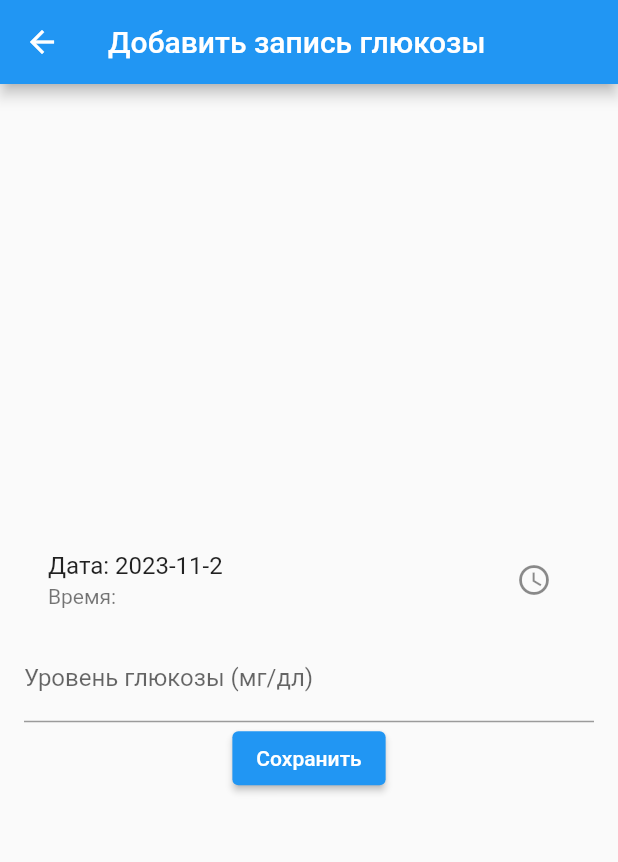
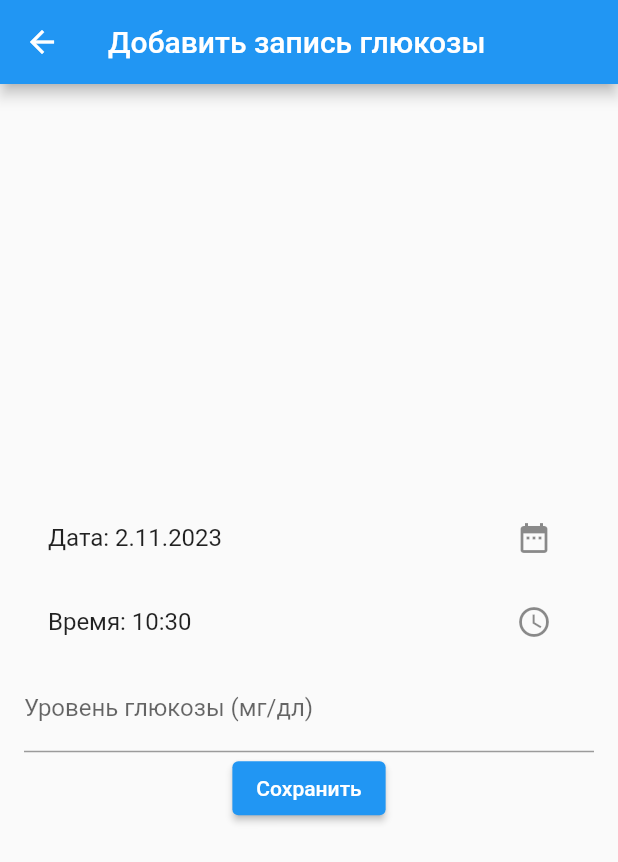
Before and after one commit to HipsterOK/MySugar, a Flutter app: the screen it shows after launch, after a tap on the "add" icon, on a phone screen of 412 x 824 dp. Shown: the top 862 px of the screen. Run offline on Flutter 3.47's test engine with Material 2 defaults, Android fonts, the phone set to English and light mode, and no system bars; our stand-ins replace flutter_datetime_picker.

Commit message:
Base Template

```diff
--- a/lib/main.dart
+++ b/lib/main.dart
@@ -44,7 +44,7 @@ class MyHomePage extends StatefulWidget {
 class _MyHomePageState extends State<MyHomePage> {
   List<DiabetesEntry> entries = [];
   DateTime selectedDate = DateTime.now();
-  String selectedTime = '';
+  String selectedTime = "${TimeOfDay.now().hour}:${TimeOfDay.now().minute}";
 
   void addEntry(DiabetesEntry entry) {
     setState(() {
@@ -54,7 +54,8 @@ class _MyHomePageState extends State<MyHomePage> {
   }
 
   List<DiabetesEntry> getEntriesForSelectedDate() {
-    final formattedDate = "${selectedDate.year}-${selectedDate.month}-${selectedDate.day}";
+    final formattedDate =
+        "${selectedDate.day}.${selectedDate.month}.${selectedDate.year}";
     return entries.where((entry) => entry.date == formattedDate).toList();
   }
 
@@ -64,17 +65,6 @@ class _MyHomePageState extends State<MyHomePage> {
       onConfirm: (date) {
         setState(() {
           selectedDate = date;
-        });
-      },
-    );
-  }
-
-  void selectTime() {
-    DatePicker.showTimePicker(
-      context,
-      onConfirm: (time) {
-        setState(() {
-          selectedTime = time.toString().substring(11, 16);
         });
       },
     );
@@ -94,22 +84,18 @@ class _MyHomePageState extends State<MyHomePage> {
       ),
       body: Column(
         children: <Widget>[
-          ListTile(
-            title: Text('Дата: ${selectedDate.year}-${selectedDate.month}-${selectedDate.day}'),
-            subtitle: Text('Время: $selectedTime'),
-            trailing: IconButton(
-              icon: Icon(Icons.access_time),
-              onPressed: selectTime,
-            ),
-          ),
+          Text(
+              'Дата: ${selectedDate.day}.${selectedDate.month}.${selectedDate.year}'),
           Expanded(
             child: ListView.builder(
               itemCount: getEntriesForSelectedDate().length,
               itemBuilder: (context, index) {
                 final entry = getEntriesForSelectedDate()[index];
+                final timeString = entry.time;
                 return ListTile(
-                  title: Text('Дата: ${entry.date} Время: ${entry.time}'),
-                  subtitle: Text('Уровень глюкозы: ${entry.glucoseLevel} мг/дл'),
+                  title: Text('Дата: ${entry.date} $timeString'),
+                  subtitle:
+                      Text('Уровень глюкозы: ${entry.glucoseLevel} мг/дл'),
                 );
               },
             ),
@@ -130,7 +116,7 @@ class _MyHomePageState extends State<MyHomePage> {
           );
         },
         tooltip: 'Добавить запись',
-        child: Icon(Icons.add),
+        child: const Icon(Icons.add),
       ),
     );
   }
@@ -153,14 +139,14 @@ class DiabetesEntryPage extends StatefulWidget {
 
 class _DiabetesEntryPageState extends State<DiabetesEntryPage> {
   DateTime selectedDate = DateTime.now();
-  String selectedTime = '';
+  String selectedTime = "${TimeOfDay.now().hour}:${TimeOfDay.now().minute}";
   final TextEditingController glucoseLevelController = TextEditingController();
 
   @override
   void initState() {
     super.initState();
     selectedDate = widget.defaultDate;
-    selectedTime = widget.defaultTime;
+    selectedTime = "${TimeOfDay.now().hour}:${TimeOfDay.now().minute}";
   }
 
   @override
@@ -175,8 +161,15 @@ class _DiabetesEntryPageState extends State<DiabetesEntryPage> {
           mainAxisAlignment: MainAxisAlignment.center,
           children: <Widget>[
             ListTile(
-              title: Text('Дата: ${selectedDate.year}-${selectedDate.month}-${selectedDate.day}'),
-              subtitle: Text('Время: $selectedTime'),
+              title: Text(
+                  'Дата: ${selectedDate.day}.${selectedDate.month}.${selectedDate.year}'),
+              trailing: IconButton(
+                icon: Icon(Icons.date_range),
+                onPressed: selectDate,
+              ),
+            ),
+            ListTile(
+              title: Text('Время: $selectedTime'),
               trailing: IconButton(
                 icon: Icon(Icons.access_time),
                 onPressed: selectTime,
@@ -191,7 +184,8 @@ class _DiabetesEntryPageState extends State<DiabetesEntryPage> {
                 final glucoseLevel = double.parse(glucoseLevelController.text);
 
                 final entry = DiabetesEntry(
-                  date: "${selectedDate.year}-${selectedDate.month}-${selectedDate.day}",
+                  date:
+                      "${selectedDate.day}.${selectedDate.month}.${selectedDate.year}",
                   time: selectedTime,
                   glucoseLevel: glucoseLevel,
                 );
@@ -207,12 +201,25 @@ class _DiabetesEntryPageState extends State<DiabetesEntryPage> {
     );
   }
 
+  void selectDate() {
+    DatePicker.showDatePicker(
+      context,
+      onConfirm: (date) {
+        setState(() {
+          selectedDate = date;
+        });
+      },
+    );
+  }
+
   void selectTime() {
     DatePicker.showTimePicker(
       context,
+      showSecondsColumn: false, // Убираем отображение секунд
+      showTitleActions: true,
       onConfirm: (time) {
         setState(() {
-          selectedTime = time.toString().substring(11, 16);
+          selectedTime = "${time.hour}:${time.minute}";
         });
       },
     );
```
